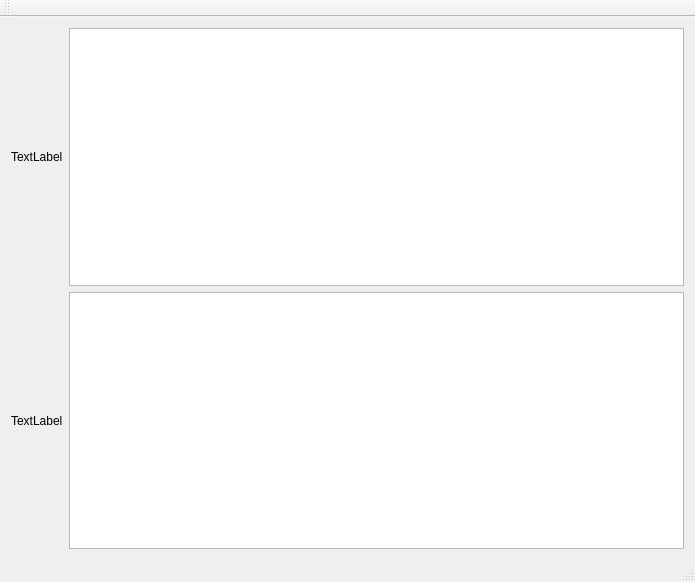
This is C++/Aulas C2/Agenda/Agenda/src/view/mainwindow.ui in ShutDownMan/UniProjects as Qt 5 draws it before an edit. The edited form follows.
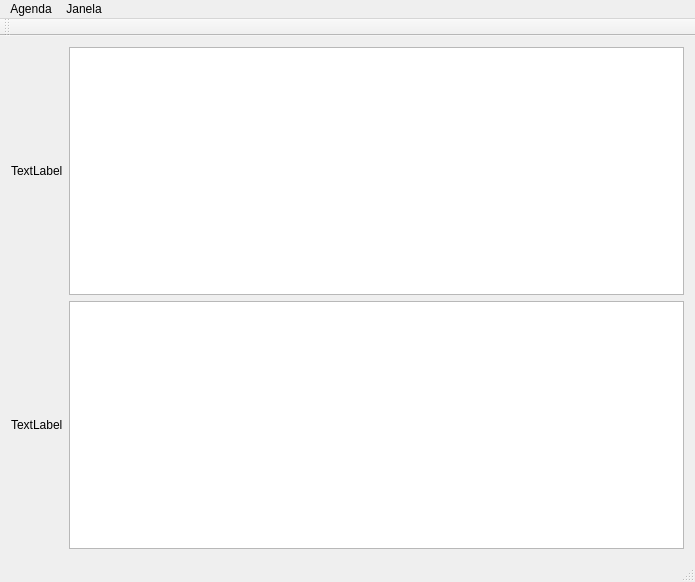
This is the edited form.

```diff
--- a/C++/Aulas C2/Agenda/Agenda/src/view/mainwindow.ui
+++ b/C++/Aulas C2/Agenda/Agenda/src/view/mainwindow.ui
@@ -53,6 +53,18 @@
      <height>25</height>
     </rect>
    </property>
+   <widget class="QMenu" name="menuAgenda">
+    <property name="title">
+     <string>Agenda</string>
+    </property>
+   </widget>
+   <widget class="QMenu" name="menuJanela">
+    <property name="title">
+     <string>Janela</string>
+    </property>
+   </widget>
+   <addaction name="menuAgenda"/>
+   <addaction name="menuJanela"/>
   </widget>
   <widget class="QToolBar" name="mainToolBar">
    <attribute name="toolBarArea">
```
